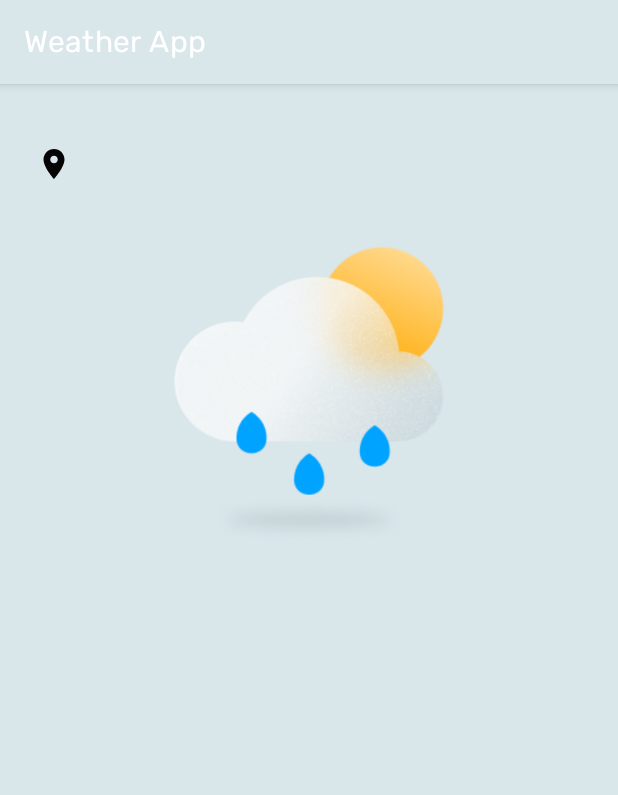
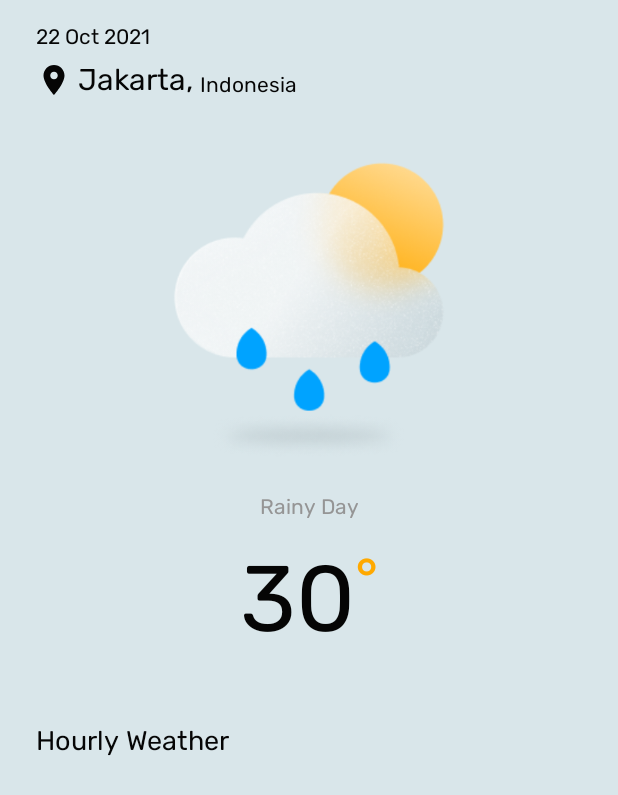
Before and after one commit to severianfw/weather-app, an Android app: the screen it shows after launch (MainActivity), on a phone screen of 412 x 824 dp. Shown: the top 795 px of the screen. Run offline under Robolectric (Android 15) with nearby library versions, the phone set to English and light mode, and no system bars.

Commit message:
feat: add fetch API hourly weather forecast and weather icon generator

```diff
--- a/app/src/main/AndroidManifest.xml
+++ b/app/src/main/AndroidManifest.xml
@@ -1,6 +1,8 @@
 <?xml version="1.0" encoding="utf-8"?>
 <manifest xmlns:android="http://schemas.android.com/apk/res/android"
     package="com.severianfw.weatherapp">
+
+    <uses-permission android:name="android.permission.INTERNET"/>
 
     <application
         android:allowBackup="true"
@@ -8,6 +10,7 @@
         android:label="@string/app_name"
         android:roundIcon="@mipmap/ic_launcher_round"
         android:supportsRtl="true"
+        android:usesCleartextTraffic="true"
         android:theme="@style/Theme.WeatherApp">
         <activity
             android:name=".ui.MainActivity"
--- a/app/src/main/java/com/severianfw/weatherapp/service/ApiService.kt
+++ b/app/src/main/java/com/severianfw/weatherapp/service/ApiService.kt
@@ -1,6 +1,6 @@
 package com.severianfw.weatherapp.service
 
-import com.severianfw.weatherapp.model.ListItem
+import com.severianfw.weatherapp.model.WeatherResponse
 import retrofit2.Call
 import retrofit2.http.GET
 import retrofit2.http.Query
@@ -10,6 +10,6 @@ interface ApiService {
     fun getWeather(
         @Query("q") cityName: String,
         @Query("appid") appId: String
-    ): Call<ListItem>
+    ): Call<WeatherResponse>
 
 }
--- a/app/src/main/java/com/severianfw/weatherapp/ui/MainActivity.kt
+++ b/app/src/main/java/com/severianfw/weatherapp/ui/MainActivity.kt
@@ -2,11 +2,39 @@ package com.severianfw.weatherapp.ui
 
 import androidx.appcompat.app.AppCompatActivity
 import android.os.Bundle
+import androidx.activity.viewModels
+import androidx.recyclerview.widget.LinearLayoutManager
 import com.severianfw.weatherapp.R
+import com.severianfw.weatherapp.databinding.ActivityMainBinding
 
 class MainActivity : AppCompatActivity() {
+
+    private lateinit var binding: ActivityMainBinding
+    private val mainViewModel by viewModels<MainViewModel>()
+
     override fun onCreate(savedInstanceState: Bundle?) {
         super.onCreate(savedInstanceState)
-        setContentView(R.layout.activity_main)
+
+        binding = ActivityMainBinding.inflate(layoutInflater)
+        setContentView(binding.root)
+
+        supportActionBar?.hide()
+
+        binding.rvHourlyWeather.layoutManager =
+            LinearLayoutManager(this@MainActivity, LinearLayoutManager.HORIZONTAL, false)
+
+        binding.apply {
+            tvDate.text = "22 Oct 2021"
+            tvLocationCountry.text = "Indonesia"
+            tvLocationCity.text = "Jakarta, "
+            tvMainWeather.text = "Rainy Day"
+            tvTemperature.text = "30"
+        }
+
+        mainViewModel.getHourlyWeather("Jakarta")
+
+        mainViewModel.hourlyList.observe(this, {
+            binding.rvHourlyWeather.adapter = HourlyListAdapter(it)
+        })
     }
 }
--- /dev/null
+++ b/app/src/main/java/com/severianfw/weatherapp/ui/MainViewModel.kt
@@ -0,0 +1,45 @@
+package com.severianfw.weatherapp.ui
+
+import android.util.Log
+import androidx.lifecycle.LiveData
+import androidx.lifecycle.MutableLiveData
+import androidx.lifecycle.ViewModel
+import com.severianfw.weatherapp.model.HourlyItem
+import com.severianfw.weatherapp.model.WeatherResponse
+import com.severianfw.weatherapp.service.ApiConfig
+import retrofit2.Call
+import retrofit2.Callback
+import retrofit2.Response
+
+class MainViewModel : ViewModel() {
+    private val _hourlyList = MutableLiveData<List<HourlyItem>>()
+    val hourlyList: LiveData<List<HourlyItem>> = _hourlyList
+
+    companion object {
+        private const val TAG = "MainViewModel"
+        private const val APP_ID = "f616a171e894a0f88d0588d09b637097"
+        var CITY_NAME = "Jakarta"
+    }
+
+    fun getHourlyWeather(cityName: String) {
+        val client = ApiConfig.getApiService().getWeather(cityName, APP_ID)
+        client.enqueue(object : Callback<WeatherResponse> {
+            override fun onResponse(
+                call: Call<WeatherResponse>,
+                response: Response<WeatherResponse>
+            ) {
+                if (response.isSuccessful) {
+                    _hourlyList.value = response.body()?.hourly
+                } else {
+                    Log.e(TAG, "onFailure: ${response.message()}")
+                }
+            }
+
+            override fun onFailure(call: Call<WeatherResponse>, t: Throwable) {
+                Log.e(TAG, "onFailure: ${t.message.toString()}")
+            }
+
+        })
+    }
+
+}
--- a/app/src/main/res/layout/activity_main.xml
+++ b/app/src/main/res/layout/activity_main.xml
@@ -95,7 +95,7 @@
             android:textSize="40sp"
             app:layout_constraintStart_toEndOf="@+id/tv_temperature"
             app:layout_constraintTop_toTopOf="@+id/tv_temperature"
-            tools:text="°" />
+            android:text="@string/degrees" />
     </LinearLayout>
 
     <TextView
@@ -107,9 +107,10 @@
         android:textSize="18sp"
         app:layout_constraintStart_toStartOf="parent"
         app:layout_constraintTop_toBottomOf="@+id/linearLayout"
-        tools:text="Today" />
+        android:text="@string/Hourly" />
 
     <androidx.recyclerview.widget.RecyclerView
+        android:id="@+id/rv_hourly_weather"
         android:layout_width="match_parent"
         android:layout_height="200dp"
         android:layout_marginTop="10dp"
--- a/app/src/main/res/values/strings.xml
+++ b/app/src/main/res/values/strings.xml
@@ -1,3 +1,7 @@
 <resources>
     <string name="app_name">Weather App</string>
+    <string name="celsius">°C</string>
+    <string name="today">Today</string>
+    <string name="Hourly">Hourly Weather</string>
+    <string name="degrees">°</string>
 </resources>
```
Also changed, not shown: app/build.gradle (+13 -1 lines), app/src/main/java/com/severianfw/weatherapp/helper/WeatherIconGenerator.kt (added, +42 -0 lines), app/src/main/java/com/severianfw/weatherapp/model/WeatherResponse.kt (+5 -18 lines), app/src/main/java/com/severianfw/weatherapp/ui/HourlyListAdapter.kt (added, +49 -0 lines), app/src/main/res/layout/item_hour_forecast.xml (+7 -6 lines).
